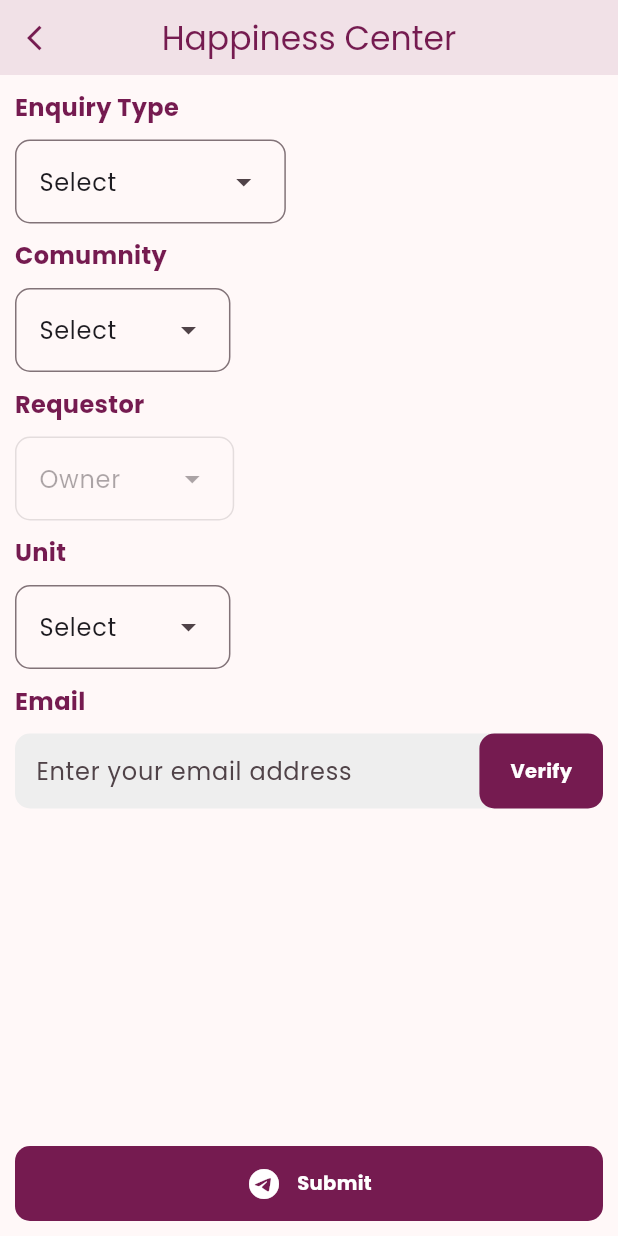
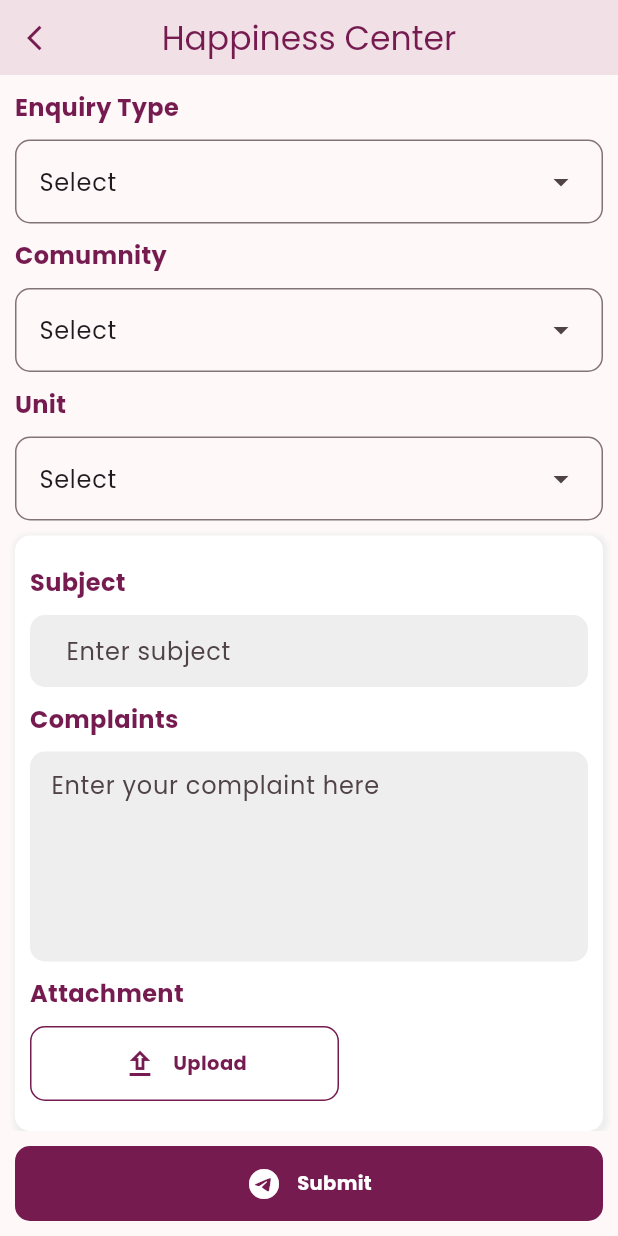
Before and after one commit to Hibba-Syed/OwnerMobileApp, a Flutter app: the HappinessCenterPage screen opened by its route, on a phone screen of 412 x 824 dp. Run offline on Flutter 3.47's test engine with Material 3 defaults, Android fonts, the light colour scheme and no system bars; our stand-ins replace cool_alert, expandable, file_picker, firebase_core, firebase_messaging, flutter_animate and 10 more; accounts and stored records are empty.

Commit message:
added new design

```diff
--- a/lib/Blocs/Happiness Center/happiness_center_state.dart
+++ b/lib/Blocs/Happiness Center/happiness_center_state.dart
@@ -10,7 +10,6 @@ class HappinessCenterState {
   final String radioValue;
   final List<File>? fileList;
   final LoadingState loadingState;
-  final bool verifiedUser;
   const HappinessCenterState({
     this.communityId,
     this.unitId,
@@ -19,7 +18,6 @@ class HappinessCenterState {
     this.service,
     this.email,
     this.fileList,
-    this.verifiedUser = false,
     this.radioValue = "Unit",
     this.loadingState = LoadingState.none,
   });
@@ -42,7 +40,6 @@ class HappinessCenterState {
       message: message ?? this.message,
       service: service ?? this.service,
       fileList: fileList ?? this.fileList,
-      verifiedUser: verifiedUser ?? this.verifiedUser,
       email: email ?? this.email,
       radioValue: radioValue ?? this.radioValue,
       loadingState: loadingState ?? this.loadingState,
--- a/lib/Views/happiness_center.dart
+++ b/lib/Views/happiness_center.dart
@@ -75,7 +75,6 @@ class HappinessCenterPage extends StatelessWidget {
                   }, loadingState: state.loadingState);
                 },
               ),
-              inputDropDown("Requestor", ["Owner"], enabled: false),
               BlocBuilder<DropdownUnitsCubit, DropdownUnitsState>(
                 builder: (context, state) {
                   return inputDropDown(
@@ -100,50 +99,8 @@ class HappinessCenterPage extends StatelessWidget {
               const SizedBox(
                 height: 10,
               ),
-              const CustomText(
-                text: "Email",
-                fontWeight: FontWeight.bold,
-                color: primaryColor,
-              ),
-              const SizedBox(
-                height: 10,
-              ),
-              CustomTextField(
-                suffix: BlocBuilder<VerifyEmailCubit, VerifyEmailState>(
-                  builder: (context, state) {
-                    if (state.loadingState == LoadingState.loading) {
-                      return SizedBox(
-                        height: 50,
-                        width: MediaQuery.of(context).size.width * 0.2,
-                        child: const Center(
-                          child: CircularProgressIndicator(),
-                        ),
-                      );
-                    }
-                    return CustomButton(
-                      text: "Verify",
-                      function: () {
-                        context.read<VerifyEmailCubit>().verifyUser(
-                            context,
-                            context.read<HappinessCenterCubit>().state.unitId,
-                            context.read<HappinessCenterCubit>().state.email);
-                      },
-                      width: MediaQuery.of(context).size.width * 0.2,
-                    );
-                  },
-                ),
-                contentPadding: const EdgeInsets.symmetric(horizontal: 10),
-                fillColor: kGrey.shade200,
-                hintText: "Enter your email address",
-                onChanged: (email) =>
-                    context.read<HappinessCenterCubit>().onChangeEmail(email),
-              ),
-              const SizedBox(
-                height: 10,
-              ),
               BlocBuilder<HappinessCenterCubit, HappinessCenterState>(
                 builder: (context, state) {
-                  if (state.verifiedUser) {
                   return Container(
                     padding: const EdgeInsets.all(10),
                     decoration: BoxDecoration(
@@ -162,38 +119,108 @@ class HappinessCenterPage extends StatelessWidget {
                       children: [
                         if (state.complaintType?.toLowerCase() == "complaint")
                           Row(
-                              mainAxisAlignment: MainAxisAlignment.center,
                             children: [
-                                Row(
-                                  children: <Widget>[
-                                    Radio(
-                                      value: 'Unit',
-                                      groupValue: state.radioValue,
-                                      onChanged: (value) {
+                              Expanded(
+                                child: InkWell(
+                                  onTap: () {
                                     context
                                         .read<HappinessCenterCubit>()
-                                            .onChangeRadioValue(value);
+                                        .onChangeRadioValue("Unit");
                                   },
+                                  child: Container(
+                                    height: 50,
+                                    alignment: Alignment.center,
+                                    decoration: BoxDecoration(
+                                        borderRadius: const BorderRadius.only(
+                                          topLeft: Radius.circular(
+                                            10,
                                           ),
-                                    const Text('Unit'),
+                                          bottomLeft: Radius.circular(
+                                            10,
+                                          ),
+                                        ),
+                                        color: state.radioValue.toLowerCase() ==
+                                                "unit"
+                                            ? primaryColor
+                                            : kGrey.shade200),
+                                    child: CustomText(
+                                      text: "Unit",
+                                      color: state.radioValue.toLowerCase() ==
+                                              "unit"
+                                          ? kWhite
+                                          : kBlack,
+                                    ),
+                                  ),
+                                ),
+                              ),
+                              Expanded(
+                                child: InkWell(
+                                  onTap: () {
+                                    context
+                                        .read<HappinessCenterCubit>()
+                                        .onChangeRadioValue("Common area");
+                                  },
+                                  child: Container(
+                                    height: 50,
+                                    alignment: Alignment.center,
+                                    decoration: BoxDecoration(
+                                        borderRadius: const BorderRadius.only(
+                                          topRight: Radius.circular(
+                                            10,
+                                          ),
+                                          bottomRight: Radius.circular(
+                                            10,
+                                          ),
+                                        ),
+                                        color: state.radioValue.toLowerCase() ==
+                                                "common area"
+                                            ? primaryColor
+                                            : kGrey.shade200),
+                                    child: CustomText(
+                                      text: "Common area",
+                                      color: state.radioValue.toLowerCase() ==
+                                              "common area"
+                                          ? kWhite
+                                          : kBlack,
+                                    ),
+                                  ),
+                                ),
+                              )
                             ],
                           ),
-                                Row(
-                                  children: <Widget>[
-                                    Radio(
-                                      value: 'Common area',
-                                      groupValue: state.radioValue,
-                                      onChanged: (value) {
-                                        context
-                                            .read<HappinessCenterCubit>()
-                                            .onChangeRadioValue(value);
-                                      },
-                                    ),
-                                    const Text('Common Area'),
-                                  ],
-                                ),
-                              ],
-                            ),
+                        // Row(
+                        //   mainAxisAlignment: MainAxisAlignment.center,
+                        //   children: [
+                        //     Row(
+                        //       children: <Widget>[
+                        //         Radio(
+                        //           value: 'Unit',
+                        //           groupValue: state.radioValue,
+                        //           onChanged: (value) {
+                        //             context
+                        //                 .read<HappinessCenterCubit>()
+                        //                 .onChangeRadioValue(value);
+                        //           },
+                        //         ),
+                        //         const Text('Unit'),
+                        //       ],
+                        //     ),
+                        //     Row(
+                        //       children: <Widget>[
+                        //         Radio(
+                        //           value: 'Common area',
+                        //           groupValue: state.radioValue,
+                        //           onChanged: (value) {
+                        //             context
+                        //                 .read<HappinessCenterCubit>()
+                        //                 .onChangeRadioValue(value);
+                        //           },
+                        //         ),
+                        //         const Text('Common Area'),
+                        //       ],
+                        //     ),
+                        //   ],
+                        // ),
                         Builder(builder: (context) {
                           if (state.complaintType?.toLowerCase() !=
                               "complaint") {
@@ -345,8 +372,6 @@ class HappinessCenterPage extends StatelessWidget {
                       ],
                     ),
                   );
-                  }
-                  return const SizedBox.shrink();
                 },
               ),
               const SizedBox(
@@ -380,11 +405,9 @@ class HappinessCenterPage extends StatelessWidget {
         const SizedBox(
           height: 10,
         ),
-        Row(
-          children: [
-            Expanded(
-              child: DropdownMenu<String>(
+        DropdownMenu<String>(
           initialSelection: list.first,
+          expandedInsets: const EdgeInsets.all(0),
           onSelected: onSelected,
           enabled: loadingState == LoadingState.loading ? false : enabled,
           inputDecorationTheme: InputDecorationTheme(
@@ -412,9 +435,6 @@ class HappinessCenterPage extends StatelessWidget {
             return DropdownMenuEntry<String>(value: value, label: value);
           }).toList(),
         ),
-            ),
-          ],
-        ),
       ],
     );
   }
```
Also changed, not shown: lib/Views/invoices.dart (+10 -5 lines), lib/Views/ledger.dart (+17 -6 lines), lib/Views/unit_details.dart (+22 -12 lines). Lines whose indentation alone changed are shown as unchanged.
